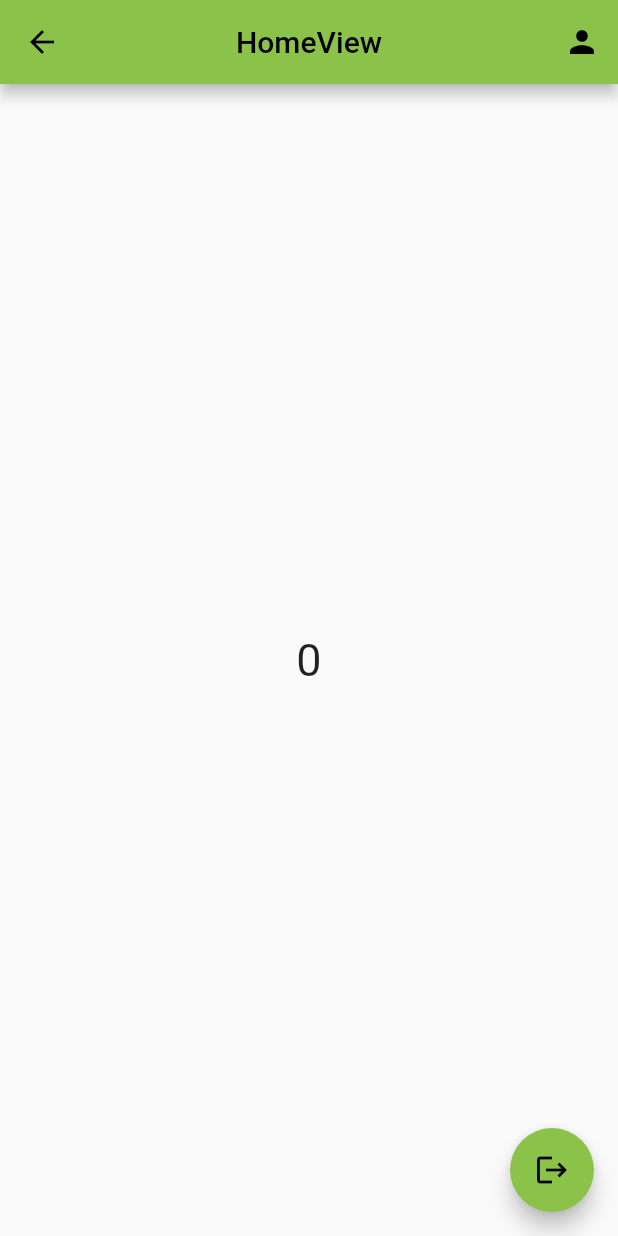
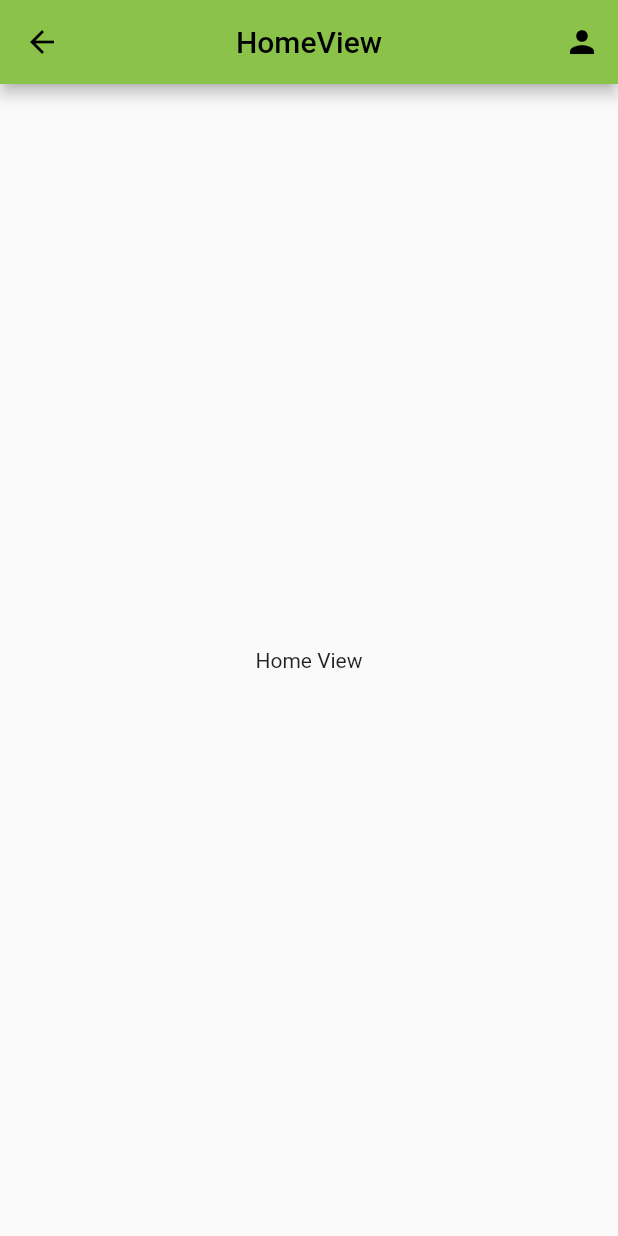
Before and after one commit to handika231/flutter-portofolio, a Flutter app: the HomeView screen opened by its route, on a phone screen of 412 x 824 dp. Run offline on Flutter 3.47's test engine with Material 2 defaults, Android fonts, the phone set to English and light mode, and no system bars; our stand-ins replace cloud_firestore, firebase_auth, firebase_core, firebase_storage, get, image_picker and 1 more; accounts and stored records are empty.

Commit message:
add main controller

```diff
--- a/presence_app/lib/app/application.dart
+++ b/presence_app/lib/app/application.dart
@@ -1,9 +1,9 @@
 import 'package:flutter/material.dart';
 import 'package:get/get.dart';
 import 'package:presence_app/app/data/db/pref_helper.dart';
+import 'package:presence_app/app/modules/main/views/main_view.dart';
 import 'package:presence_app/app/routes/app_pages.dart';
 
-import 'modules/home/views/home_view.dart';
 import 'modules/login/controllers/login_controller.dart';
 import 'modules/login/views/login_view.dart';
 
@@ -39,7 +39,7 @@ class _ApplicationState extends State<Application> {
       debugShowCheckedModeBanner: false,
       title: 'Presence App',
       getPages: AppPages.routes,
-      home: isLogin ? HomeView() : const LoginView(),
+      home: isLogin ? const MainView() : const LoginView(),
     );
   }
 }
--- a/presence_app/lib/app/modules/home/views/home_view.dart
+++ b/presence_app/lib/app/modules/home/views/home_view.dart
@@ -1,4 +1,3 @@
-import 'package:firebase_auth/firebase_auth.dart';
 import 'package:flutter/material.dart';
 import 'package:get/get.dart';
 import 'package:presence_app/app/modules/login/controllers/login_controller.dart';
@@ -7,19 +6,13 @@ import 'package:presence_app/app/routes/app_pages.dart';
 import '../controllers/home_controller.dart';
 
 class HomeView extends StatelessWidget {
+  // TODO: PLAYLIST KE - 18
   final controller = Get.put(HomeController());
   final authController = Get.find<LoginController>();
   HomeView({Key? key}) : super(key: key);
   @override
   Widget build(BuildContext context) {
     return Scaffold(
-      floatingActionButton: FloatingActionButton(
-        onPressed: () {
-          FirebaseAuth.instance.signOut();
-          Get.offAllNamed(Routes.LOGIN);
-        },
-        child: const Icon(Icons.logout),
-      ),
       appBar: AppBar(
         actions: [
           IconButton(
@@ -34,13 +27,8 @@ class HomeView extends StatelessWidget {
         title: const Text('HomeView'),
         centerTitle: true,
       ),
-      body: Center(
-        child: Obx(
-          () => Text(
-            controller.count.value.toString(),
-            style: const TextStyle(fontSize: 30),
-          ),
-        ),
+      body: const Center(
+        child: Text('Home View'),
       ),
     );
   }
--- a/presence_app/lib/app/routes/app_pages.dart
+++ b/presence_app/lib/app/routes/app_pages.dart
@@ -6,6 +6,8 @@ import '../modules/home/bindings/home_binding.dart';
 import '../modules/home/views/home_view.dart';
 import '../modules/login/bindings/login_binding.dart';
 import '../modules/login/views/login_view.dart';
+import '../modules/main/bindings/main_binding.dart';
+import '../modules/main/views/main_view.dart';
 import '../modules/profile/bindings/profile_binding.dart';
 import '../modules/profile/views/profile_view.dart';
 import '../modules/update_profile/bindings/update_profile_binding.dart';
@@ -44,5 +46,10 @@ class AppPages {
       page: () => UpdateProfileView(),
       binding: UpdateProfileBinding(),
     ),
+    GetPage(
+      name: _Paths.MAIN,
+      page: () => const MainView(),
+      binding: MainBinding(),
+    ),
   ];
 }
--- a/presence_app/lib/app/routes/app_routes.dart
+++ b/presence_app/lib/app/routes/app_routes.dart
@@ -8,6 +8,7 @@ abstract class Routes {
   static const LOGIN = _Paths.LOGIN;
   static const PROFILE = _Paths.PROFILE;
   static const UPDATE_PROFILE = _Paths.UPDATE_PROFILE;
+  static const MAIN = _Paths.MAIN;
 }
 
 abstract class _Paths {
@@ -17,4 +18,5 @@ abstract class _Paths {
   static const LOGIN = '/login';
   static const PROFILE = '/profile';
   static const UPDATE_PROFILE = '/update-profile';
+  static const MAIN = '/main';
 }
```
Also changed, not shown: presence_app/lib/app/modules/main/bindings/main_binding.dart (added, +12 -0 lines), presence_app/lib/app/modules/main/controllers/main_controller.dart (added, +23 -0 lines), presence_app/lib/app/modules/main/views/main_view.dart (added, +38 -0 lines).
